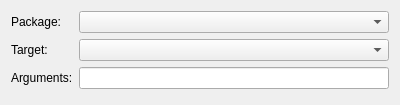
The window that src/project_manager/ros_generic_configuration.ui (ros-industrial/ros_qtc_plugin) describes before a commit, drawn with Qt 5.
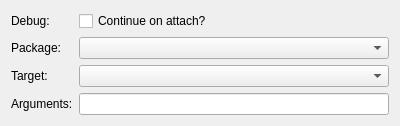
The same window after the commit.

Commit message: Add new Attach to ROS Node run step

The edit to the form file:
```diff
--- a/src/project_manager/ros_generic_configuration.ui
+++ b/src/project_manager/ros_generic_configuration.ui
@@ -7,46 +7,63 @@
     <x>0</x>
     <y>0</y>
     <width>400</width>
-    <height>105</height>
+    <height>122</height>
    </rect>
   </property>
   <property name="windowTitle">
    <string>Form</string>
   </property>
   <layout class="QFormLayout" name="formLayout">
-   <item row="0" column="0">
+   <item row="1" column="0">
     <widget class="QLabel" name="packageLabel">
      <property name="text">
       <string>Package:</string>
      </property>
     </widget>
    </item>
-   <item row="0" column="1">
+   <item row="1" column="1">
     <widget class="QComboBox" name="packageComboBox">
      <property name="editable">
       <bool>false</bool>
      </property>
     </widget>
    </item>
-   <item row="1" column="0">
+   <item row="2" column="0">
     <widget class="QLabel" name="targetLabel">
      <property name="text">
       <string>Target:</string>
      </property>
     </widget>
    </item>
-   <item row="2" column="0">
+   <item row="2" column="1">
+    <widget class="QComboBox" name="targetComboBox"/>
+   </item>
+   <item row="3" column="0">
     <widget class="QLabel" name="argumentsLabel">
      <property name="text">
       <string>Arguments:</string>
      </property>
     </widget>
    </item>
-   <item row="2" column="1">
+   <item row="3" column="1">
     <widget class="QLineEdit" name="argumentsLineEdit"/>
    </item>
-   <item row="1" column="1">
-    <widget class="QComboBox" name="targetComboBox"/>
+   <item row="0" column="1">
+    <widget class="QCheckBox" name="debugCheckBox">
+     <property name="text">
+      <string>Continue on attach?</string>
+     </property>
+    </widget>
+   </item>
+   <item row="0" column="0">
+    <widget class="QLabel" name="debugLabel">
+     <property name="enabled">
+      <bool>true</bool>
+     </property>
+     <property name="text">
+      <string>Debug:</string>
+     </property>
+    </widget>
    </item>
   </layout>
  </widget>
```
The commit also changes 9 other files.
